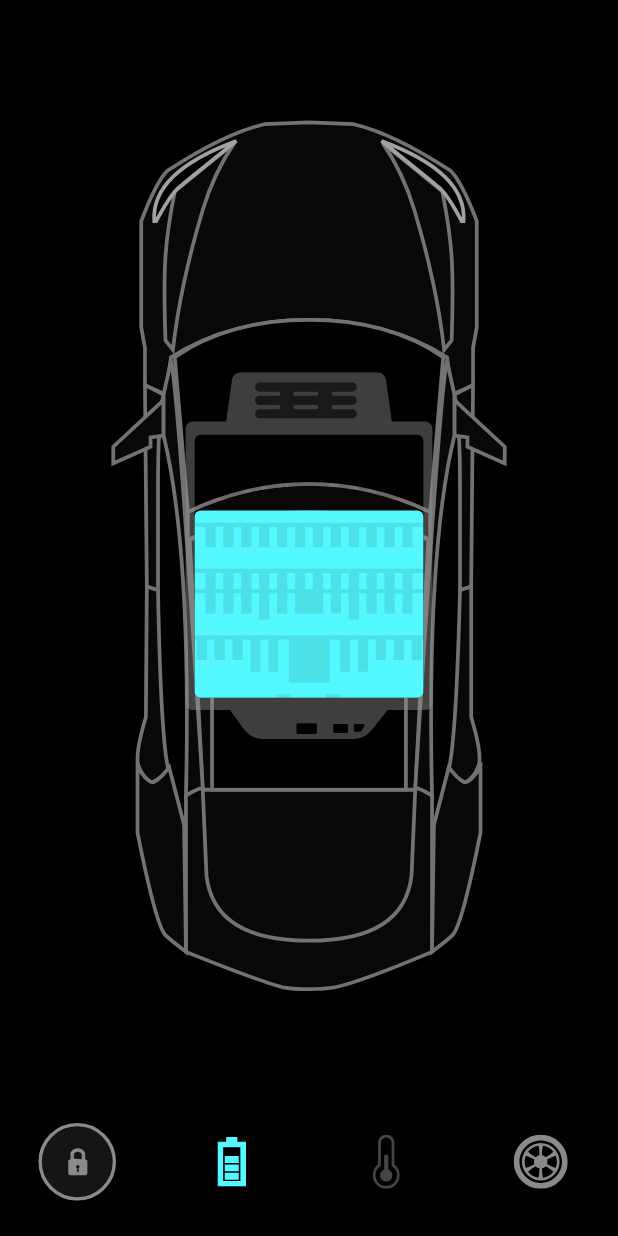
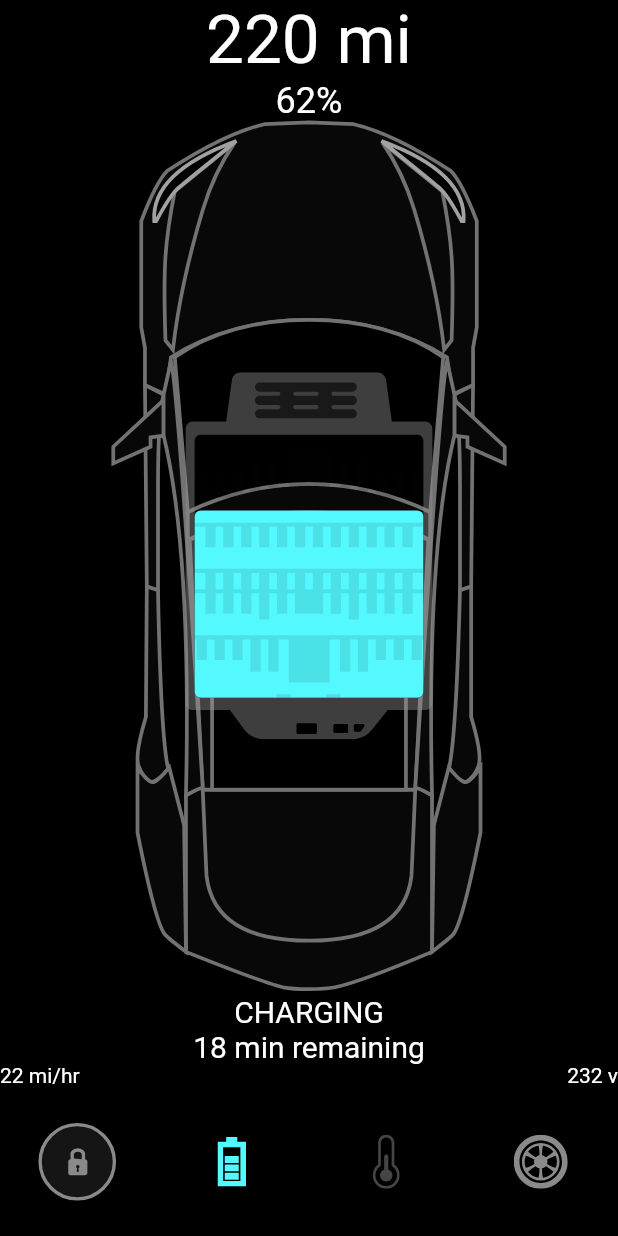
Before and after one commit to iamthejahid/mimic-of-flutter-way, a Flutter app: the screen it shows after launch, item 2 of the bottom bar chosen, on a phone screen of 412 x 824 dp. Run offline on Flutter 3.47's test engine with Material 2 defaults, Android fonts, the light colour scheme and no system bars; our stand-ins replace flutter_svg, form_field_validator.

Commit message:
battery part done

```diff
--- /dev/null
+++ b/tesla/lib/componentrs/battery_status.dart
@@ -0,0 +1,48 @@
+import 'package:flutter/material.dart';
+import 'package:tesla/constants/constants.dart';
+
+class BatteryStatus extends StatelessWidget {
+  const BatteryStatus({
+    Key? key,
+  }) : super(key: key);
+
+  @override
+  Widget build(BuildContext context) {
+    return Column(
+      children: [
+        Text(
+          '220 mi',
+          style: Theme.of(context)
+              .textTheme
+              .headline3!
+              .copyWith(color: Colors.white),
+        ),
+        const Text(
+          '62%',
+          style: TextStyle(fontSize: 24),
+        ),
+        const Spacer(),
+        Text(
+          'Charging'.toUpperCase(),
+          style: const TextStyle(fontSize: 20),
+        ),
+        const Text(
+          "18 min remaining",
+          style: TextStyle(fontSize: 20),
+        ),
+        Row(
+          mainAxisAlignment: MainAxisAlignment.spaceBetween,
+          children: const [
+            Text(
+              '22 mi/hr',
+            ),
+            Text('232 v'),
+          ],
+        ),
+        const SizedBox(
+          height: defaultPadding,
+        ),
+      ],
+    );
+  }
+}
--- a/tesla/lib/screens/home_screens.dart
+++ b/tesla/lib/screens/home_screens.dart
@@ -1,23 +1,68 @@
+import 'package:flutter_svg/svg.dart';
 import 'package:flutter/material.dart';
-import 'package:flutter_svg/svg.dart';
+import 'package:tesla/screens/nav_t.dart';
 import 'package:tesla/constants/constants.dart';
-import 'package:tesla/screens/nav_t.dart';
 import 'package:tesla/componentrs/door_lock.dart';
 import 'package:tesla/controller/home_controller.dart';
+import 'package:tesla/componentrs/battery_status.dart';
 
-class HomeScreen extends StatelessWidget {
-  HomeScreen({Key? key}) : super(key: key);
+class HomeScreen extends StatefulWidget {
+  const HomeScreen({Key? key}) : super(key: key);
 
+  @override
+  State<HomeScreen> createState() => _HomeScreenState();
+}
+
+class _HomeScreenState extends State<HomeScreen>
+    with SingleTickerProviderStateMixin {
   final HomeController _controller = HomeController();
+
+  late AnimationController _batteryAnimationController;
+  late Animation<double> _animationBattery;
+  late Animation<double> _animationBatteryStatus;
+
+  void setupBatteryAnimation() {
+    _batteryAnimationController = AnimationController(
+      vsync: this,
+      duration: const Duration(
+        milliseconds: 600,
+      ),
+    );
+    _animationBattery = CurvedAnimation(
+      parent: _batteryAnimationController,
+      curve: const Interval(0.0, 0.5),
+    );
+    _animationBatteryStatus = CurvedAnimation(
+      parent: _batteryAnimationController,
+      curve: const Interval(0.6, 1),
+    );
+  }
+
+  @override
+  void initState() {
+    super.initState();
+    setupBatteryAnimation();
+  }
+
+  @override
+  void dispose() {
+    _batteryAnimationController.dispose();
+    super.dispose();
+  }
 
   @override
   Widget build(BuildContext context) {
     return AnimatedBuilder(
-        animation: _controller,
+        animation: Listenable.merge([_controller, _batteryAnimationController]),
         builder: (context, snapshot) {
           return Scaffold(
             bottomNavigationBar: NavT(
               onTap: (int index) {
+                if (index == 1) {
+                  _batteryAnimationController.forward();
+                } else if (_controller.selectedBottomTab == 1 && index != 1) {
+                  _batteryAnimationController.reverse(from: 0.7);
+                }
                 _controller.onNaTindexChange(index);
               },
               selecteTab: _controller.selectedBottomTab,
@@ -91,9 +136,24 @@ class HomeScreen extends StatelessWidget {
                         ),
                       ),
                     ),
-                    SvgPicture.asset(
-                      "assets/icons/Battery.svg",
-                      width: constrains.maxWidth * 0.4,
+
+// Battery
+
+                    Opacity(
+                      opacity: _animationBattery.value,
+                      child: SvgPicture.asset(
+                        "assets/icons/Battery.svg",
+                        width: constrains.maxWidth * 0.4,
+                      ),
+                    ),
+                    Positioned(
+                      top: 50 * (1 - _animationBatteryStatus.value),
+                      height: constrains.maxHeight,
+                      width: constrains.maxWidth,
+                      child: Opacity(
+                        opacity: _animationBatteryStatus.value,
+                        child: const BatteryStatus(),
+                      ),
                     )
                   ],
                 );
```
